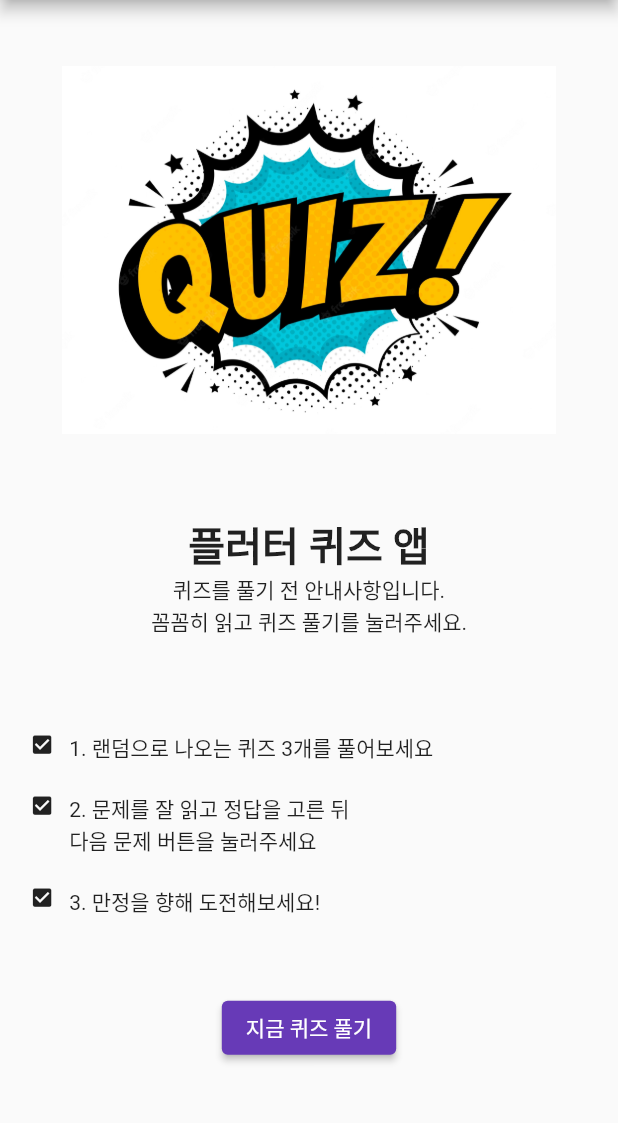
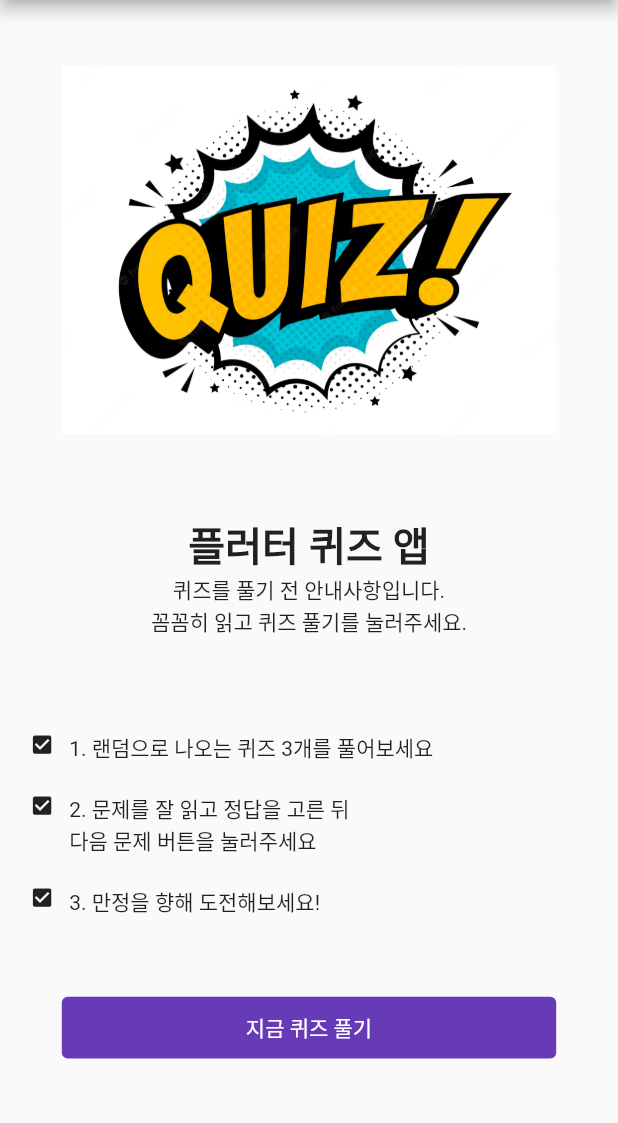
Before and after one commit to jaehee21232/Quiz_App, a Flutter app: the screen it shows after launch, on a phone screen of 412 x 824 dp, the part 84-1207 px from its top. Run offline on Flutter 3.47's test engine with Material 2 defaults, Android fonts, the phone set to English and light mode, and no system bars.

Commit message:
클릭시 보라화면추가

```diff
--- a/analysis_options.yaml
+++ b/analysis_options.yaml
@@ -12,7 +12,7 @@ include: package:flutter_lints/flutter.yaml
 linter:
   # The lint rules applied to this project can be customized in the
   # section below to disable rules from the `package:flutter_lints/flutter.yaml`
-  # included above or to enable additional rules. A list of all available lints
+  # included a~bove or to enable additional rules. A list of all available lints
   # and their documentation is published at
   # https://dart-lang.github.io/linter/lints/index.html.
   #
--- /dev/null
+++ b/lib/models/model_quiz.dart
@@ -0,0 +1,12 @@
+class Quiz {
+  String title;
+  List<String> candidates;
+  int answer;
+
+  Quiz({required this.title, required this.candidates, required this.answer});
+
+  Quiz.fromMap(Map<String, dynamic> map)
+      : title = map["title"],
+        candidates = map["candidates"],
+        answer = map["answer"];
+}
--- a/lib/screen/screen_home.dart
+++ b/lib/screen/screen_home.dart
@@ -1,4 +1,6 @@
 import 'package:flutter/material.dart';
+import 'package:flutter_application_1/screen/screen_quiz.dart';
+import '../models/model_quiz.dart';
 
 class HomeScreen extends StatefulWidget {
   const HomeScreen({Key? key}) : super(key: key);
@@ -8,6 +10,23 @@ class HomeScreen extends StatefulWidget {
 }
 
 class _HomeScreenState extends State<HomeScreen> {
+  List<Quiz> quizs = [
+    Quiz.fromMap({
+      'title': "test",
+      "candidates": ["a", "b", "c", "d"],
+      "answer": 0
+    }),
+    Quiz.fromMap({
+      'title': "test",
+      "candidates": ["a", "b", "c", "d"],
+      "answer": 0
+    }),
+    Quiz.fromMap({
+      'title': "test",
+      "candidates": ["a", "b", "c", "d"],
+      "answer": 0
+    })
+  ];
   @override
   Widget build(BuildContext context) {
     Size screenSize = MediaQuery.of(context).size;
@@ -72,17 +91,22 @@ class _HomeScreenState extends State<HomeScreen> {
             padding: EdgeInsets.only(bottom: width * 0.036),
             child: Center(
               child: ButtonTheme(
-                minWidth: width * 0.8,
-                height: height * 0.05,
                 shape: RoundedRectangleBorder(
                     borderRadius: BorderRadius.circular(10)),
-                child: ElevatedButton(
+                child: TextButton(
+                  style: TextButton.styleFrom(
+                      backgroundColor: Colors.deepPurple,
+                      minimumSize: Size(width * 0.8, height * 0.05)),
+                  onPressed: () {
+                    Navigator.push(
+                        context,
+                        MaterialPageRoute(
+                            builder: ((context) => QuizScreen(quizs: quizs))));
+                  },
                   child: Text(
                     '지금 퀴즈 풀기',
                     style: TextStyle(color: Colors.white),
                   ),
-                  style: ElevatedButton.styleFrom(primary: Colors.deepPurple),
-                  onPressed: () {},
                 ),
               ),
             ),
```
Also changed, not shown: lib/screen/screen_quiz.dart (added, +36 -0 lines), pubspec.lock.
